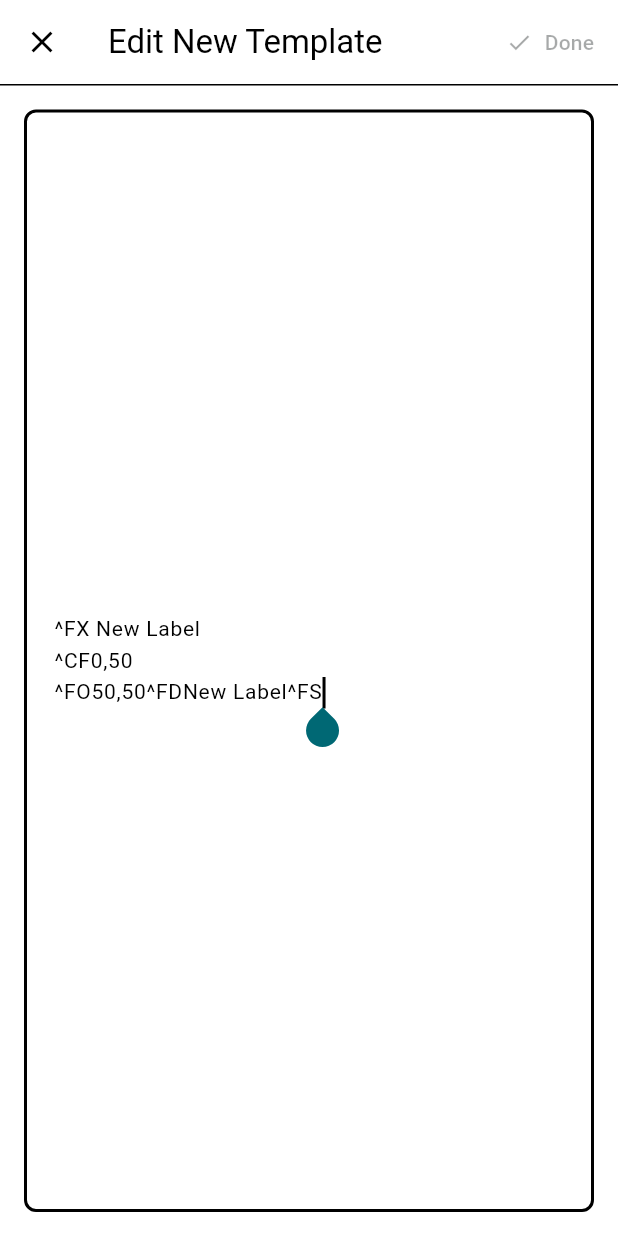
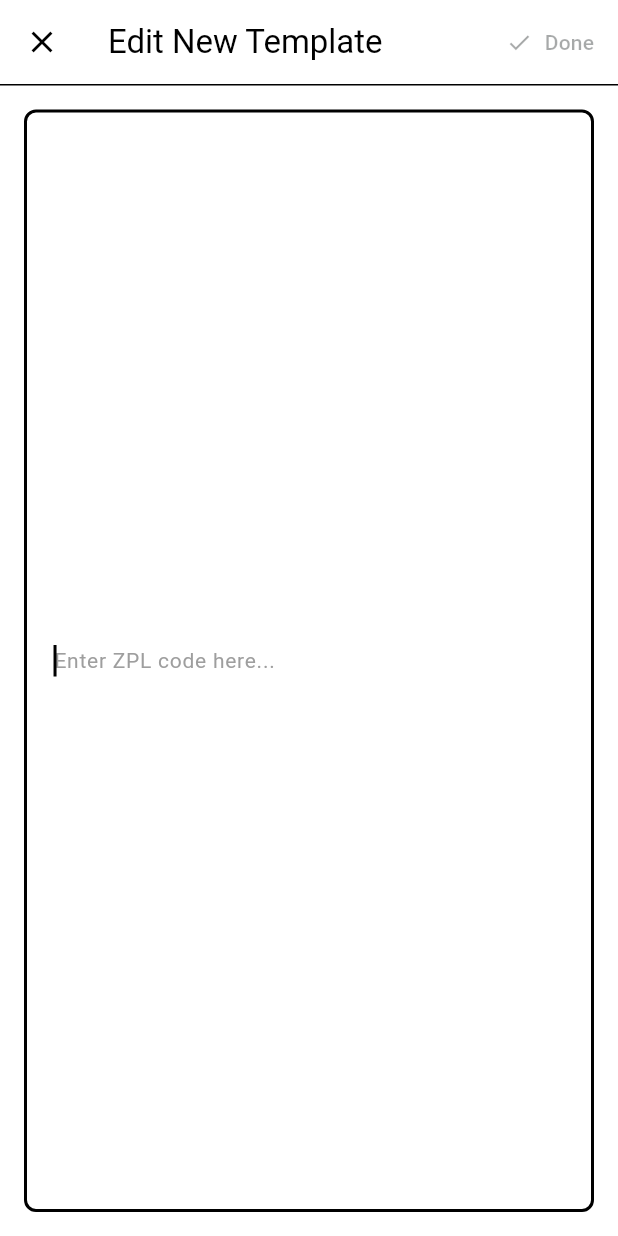
Before and after one commit to afoong2003/zebra, a Flutter app: the UsePrinter screen opened directly with empty values, after a tap on "Add Template", on a phone screen of 412 x 824 dp. Run offline on Flutter 3.47's test engine with Material 3 defaults, Android fonts, the phone set to English and light mode, and no system bars; our stand-ins replace file_picker, flutter_blue_plus, flutter_dotenv, permission_handler, shared_preferences, supabase_flutter; missing offline and left inert: syncfusion_flutter_pdfviewer; accounts and stored records are empty; network calls fail.

Commit message:
fixed templates and menus

```diff
--- a/lib/main.dart
+++ b/lib/main.dart
@@ -189,6 +189,7 @@ class _MyHomePageState extends State<MyHomePage> {
 
       navigator.push(
         MaterialPageRoute(
+          settings: const RouteSettings(name: '/dashboard'),
           builder:
               (context) => PrinterDashboard(
                 printerName:
@@ -502,6 +503,7 @@ class _MyHomePageState extends State<MyHomePage> {
                                             zebraResults.isEmpty) {
                                           return Column(
                                             children: [
+                                              /*
                                               //placeholder printer
                                               ListTile(
                                                 leading: Icon(
@@ -530,6 +532,7 @@ class _MyHomePageState extends State<MyHomePage> {
                                                 },
                                               ),
                                               //placeholder printer
+                                              */
                                             ],
                                           );
                                         } else {
--- a/lib/pages/templates.dart
+++ b/lib/pages/templates.dart
@@ -6,6 +6,13 @@ import 'package:http/http.dart' as http;
 import '../services/zebra_service.dart';
 import '../services/printer_settings_helper.dart';
 
+class TemplatesResult {
+  final bool errorAcknowledged;
+  final SystemStatus? errorStatus;
+
+  TemplatesResult({this.errorAcknowledged = false, this.errorStatus});
+}
+
 class UsePrinter extends StatefulWidget {
   final String printerName;
 
@@ -21,7 +28,7 @@ class _UsePrinterState extends State<UsePrinter> {
 
   // Default Template ZPL commands
   final Map<String, String> _defaultTemplates = {
-    'Template 1': '''
+    'Example 1': '''
 ^FX Top section with logo, name and address.
 ^CF0,90
 ^FO75,75^GB150,150,150^FS
@@ -60,44 +67,6 @@ class _UsePrinterState extends State<UsePrinter> {
 ^CF0,285
 ^FO705,1430^FDCA^FS
 ''',
-    'Template 2': '''
-^FX Simple Address Label
-^CF0,60
-^FO50,50^FDFrom: Your Company^FS
-^FO50,120^FD123 Business St^FS
-^FO50,190^FDCity, ST 12345^FS
-
-^FO50,300^GB700,3,3^FS
-
-^CF0,50
-^FO50,350^FDTo: Customer Name^FS
-^FO50,410^FD456 Customer Ave^FS
-^FO50,470^FDTown, ST 67890^FS
-''',
-    'Template 3': '''
-^FX Barcode Label
-^CF0,50
-^FO100,50^FDProduct: ABC-123^FS
-^FO100,120^FDSKU: 987654321^FS
-
-^BY3,3,100
-^FO150,200^BC^FD987654321^FS
-
-^CF0,40
-^FO100,350^FDPrice: \$99.99^FS
-^FO100,410^FDQuantity: 100^FS
-''',
-    'Template 4': '''
-^FX QR Code Label
-^CF0,50
-^FO50,50^FDScan for Details^FS
-
-^FO100,120^BQN,2,6^FDQA,https://example.com/product/12345^FS
-
-^CF0,40
-^FO50,380^FDProduct ID: 12345^FS
-^FO50,440^FDManufactured: 2024-01^FS
-''',
   };
 
   Map<String, String> _templateNames = {};
@@ -105,6 +74,8 @@ class _UsePrinterState extends State<UsePrinter> {
 
   final Map<String, Uint8List?> _templateThumbnails = {};
   bool _isLoadingThumbnails = false;
+  bool _errorAcknowledged = false;
+  SystemStatus? _lastErrorStatus;
 
   @override
   void initState() {
@@ -156,6 +127,14 @@ class _UsePrinterState extends State<UsePrinter> {
         }
       }
     });
+
+    // This ensures Example 1 always uses these dimensions regardless of printer settings
+    const example1Dpi = 300;
+    final example1WidthDots = (4.0 * example1Dpi).round(); // 1200 dots
+    final example1HeightDots = (6.1 * example1Dpi).round(); // 1830 dots
+    await prefs.setInt('template_width_Example 1', example1WidthDots);
+    await prefs.setInt('template_height_Example 1', example1HeightDots);
+    await prefs.setInt('template_render_dpi_Example 1', example1Dpi);
 
     _loadAllThumbnails();
   }
@@ -311,7 +290,22 @@ ${_templates[templateKey]}
   Future<void> _addNewTemplate() async {
     final templateKey = _generateTemplateKey();
     final templateName = 'New Template';
-    final defaultZpl = '^FX New Label\n^CF0,50\n^FO50,50^FDNew Label^FS';
+    final defaultZpl =
+        ''; /*'^FX New Label\n^CF0,50\n^FO50,50^FDNew Label^FS';*/
+
+    // Get current printer dimensions to save with the template
+    final settings = await _settingsHelper.fetchAllSettings(
+      forceRefresh: false,
+    );
+    final prefs = await SharedPreferences.getInstance();
+
+    final widthDots =
+        int.tryParse(
+          settings['labelWidthDots'] ?? settings['labelWidth'] ?? '1200',
+        ) ??
+        1200;
+    final heightDots = int.tryParse(settings['labelHeight'] ?? '1800') ?? 1800;
+    final printerDpi = int.tryParse(settings['dpi'] ?? '203') ?? 203;
 
     setState(() {
       _templates[templateKey] = defaultZpl;
@@ -320,6 +314,11 @@ ${_templates[templateKey]}
 
     await _saveTemplateZpl(templateKey, defaultZpl);
     await _saveTemplateNames();
+
+    // Save dimensions with the template so it's independent of printer settings
+    await prefs.setInt('template_width_$templateKey', widthDots);
+    await prefs.setInt('template_height_$templateKey', heightDots);
+    await prefs.setInt('template_render_dpi_$templateKey', printerDpi);
 
     // Open the template for editing
     if (!mounted) return;
@@ -374,14 +373,33 @@ ${_templates[templateKey]}
         false;
   }
 
+  TemplatesResult _buildResult() {
+    return TemplatesResult(
+      errorAcknowledged: _errorAcknowledged,
+      errorStatus: _lastErrorStatus,
+    );
+  }
+
   @override
   Widget build(BuildContext context) {
-    return Scaffold(
+    return PopScope(
+      canPop: false,
+      onPopInvokedWithResult: (didPop, result) {
+        if (!didPop) {
+          // Return result with error status when navigating back
+          Navigator.of(context).pop(_buildResult());
+        }
+      },
+      child: Scaffold(
         backgroundColor: const Color(0xFFF5F5F8),
         appBar: AppBar(
           scrolledUnderElevation: 0.0,
           title: Text('Print to ${widget.printerName}'),
           backgroundColor: const Color(0xFFF5F5F8),
+          leading: IconButton(
+            icon: const Icon(Icons.arrow_back),
+            onPressed: () => Navigator.of(context).pop(_buildResult()),
+          ),
           bottom: PreferredSize(
             preferredSize: const Size.fromHeight(1.0),
             child: Container(color: Colors.black, height: 1.0),
@@ -417,6 +435,7 @@ ${_templates[templateKey]}
                 ),
               ),
             ],
+          ),
         ),
       ),
     );
@@ -615,11 +634,17 @@ ${_templates[templateKey]}
               );
             },
             onDelete: () async {
-              Navigator.pop(context);
               final confirmed = await _showDeleteConfirmation(templateName);
               if (confirmed) {
                 await _deleteTemplate(templateKey);
-              }
+                if (context.mounted) {
+                  Navigator.pop(context);
+                }
+              }
+            },
+            onErrorAcknowledged: (status) {
+              _errorAcknowledged = true;
+              _lastErrorStatus = status;
             },
           ),
     );
@@ -734,6 +759,7 @@ class _TemplatePreviewDialog extends StatefulWidget {
   final Function(String newName) onNameChanged;
   final Function(String newZpl) onZplChanged;
   final VoidCallback onDelete;
+  final Function(SystemStatus status)? onErrorAcknowledged;
 
   const _TemplatePreviewDialog({
     required this.templateKey,
@@ -747,6 +773,7 @@ class _TemplatePreviewDialog extends StatefulWidget {
     required this.onNameChanged,
     required this.onZplChanged,
     required this.onDelete,
+    this.onErrorAcknowledged,
   });
 
   @override
@@ -931,7 +958,7 @@ ${_zplController.text}
     if (result == true && _hasUnsavedZplChanges) {
       await widget.onZplChanged(_zplController.text); // Save ZPL changes
       // Wait for rate limit before loading preview (thumbnail already loading)
-      await Future.delayed(const Duration(milliseconds: 500));
+      await Future.delayed(const Duration(milliseconds: 600));
       if (!mounted) return;
       _loadLabelPreview();
     }
@@ -1063,7 +1090,11 @@ ${_zplController.text}
             ),
             actions: [
               TextButton(
-                onPressed: () => Navigator.pop(dialogContext),
+                onPressed: () {
+                  // Notify parent that error was acknowledged with the status
+                  widget.onErrorAcknowledged?.call(status);
+                  Navigator.pop(dialogContext);
+                },
                 child: const Text(
                   'Close',
                   style: TextStyle(color: Colors.black),
@@ -1204,7 +1235,7 @@ ${_zplController.text}
                         padding: const EdgeInsets.symmetric(vertical: 12),
                       ),
                       icon: const Icon(Icons.code, size: 18),
-                      label: const Text('Edit ZPL Code'),
+                      label: const Text('Edit ZPL'),
                     ),
                   ),
                   const SizedBox(width: 12),
--- a/lib/services/zebra_service.dart
+++ b/lib/services/zebra_service.dart
@@ -254,7 +254,6 @@ class ZebraService {
     if (nibble5 & 0x8 != 0) errors.add('Black Mark not Found');
     if (nibble5 & 0x4 != 0) errors.add('Black Mark Calibrate Error');
     if (nibble5 & 0x2 != 0) errors.add('Retract Function Timed Out');
-    if (nibble5 & 0x1 != 0) errors.add('Printer Paused');
 
     return errors;
   }
```
Also changed, not shown: lib/menu/connected_menu.dart (+2 -5 lines), lib/menu/unconnected_menu.dart (+1 -8 lines), lib/pages/printer_dashboard.dart (+56 -32 lines), lib/pages/printer_settings.dart (+44 -36 lines), lib/printers/healthcare.dart (+2 -8 lines), lib/services/zebra_ble_printer.dart (+38 -25 lines). Lines whose indentation alone changed are shown as unchanged.
